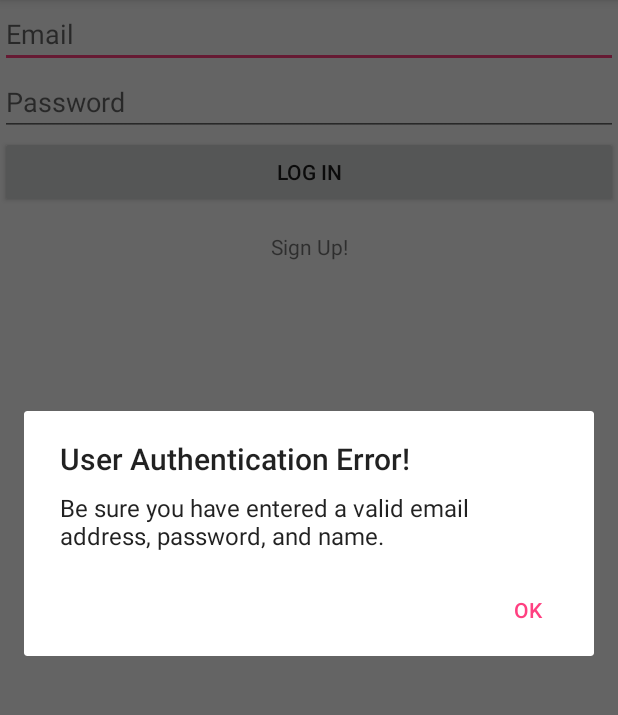
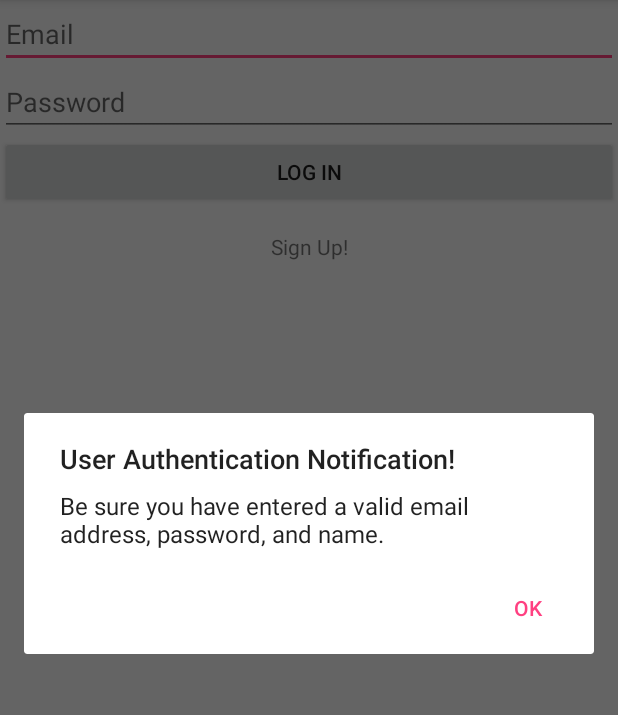
Before and after one commit to bsjostrom/TripTracker, an Android app: the screen it shows after launch (LoginActivity), after a tap on "LOG IN", on a phone screen of 412 x 824 dp, the part 84-799 px from its top. Run offline under Robolectric (Android 15) with nearby library versions, the phone set to English and light mode, and no system bars; libraries missing offline, so code that uses them is left out: com.backendless, com.backendless.async, com.backendless.exceptions; 1 statement that could not run was skipped.

Commit message:
Step 26 Completed

```diff
--- a/app/src/main/res/values/strings.xml
+++ b/app/src/main/res/values/strings.xml
@@ -12,7 +12,10 @@
     <string name="BE_APP_ID">67B8C07D-9F14-5769-FFFC-90A74257E900</string>
     <string name="BE_ANDROID_API_KEY">09FFFF28-08E4-3789-FF54-4526D7474800</string>
 
-    <string name="authentication_error_title">User Authentication Error!</string>
+    <string name="authentication_error_title">User Authentication Notification!</string>
     <string name="empty_field_signup_error">Be sure you have entered a valid email address, password, and name.</string>
-    <string name="data_not_validated">Email must include: "@" and ".". Password must be at least 6 characters long. Email and password cannot match.</string>
+    <string name="email_not_validated">Email must include: \"@\" and \".\". </string>
+    <string name="password_not_validated">Password must be at least 6 characters long.</string>
+    <string name="match_not_validated">Email and password cannot match.</string>
+    <string name="registration_successful">Registration Successful!</string>
 </resources>
```
Also changed, not shown: app/src/main/java/org/pltw/examples/triptracker/LoginActivity.java (+14 -12 lines), app/gradle/wrapper/gradle-wrapper.properties (added), 4 other files.
